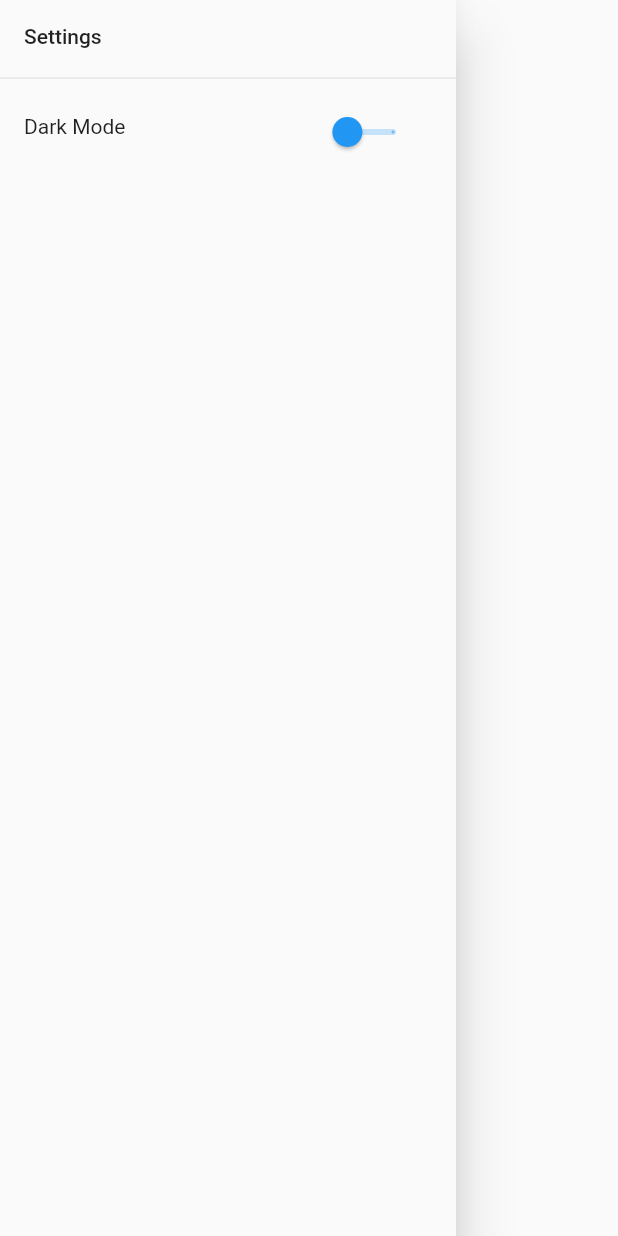
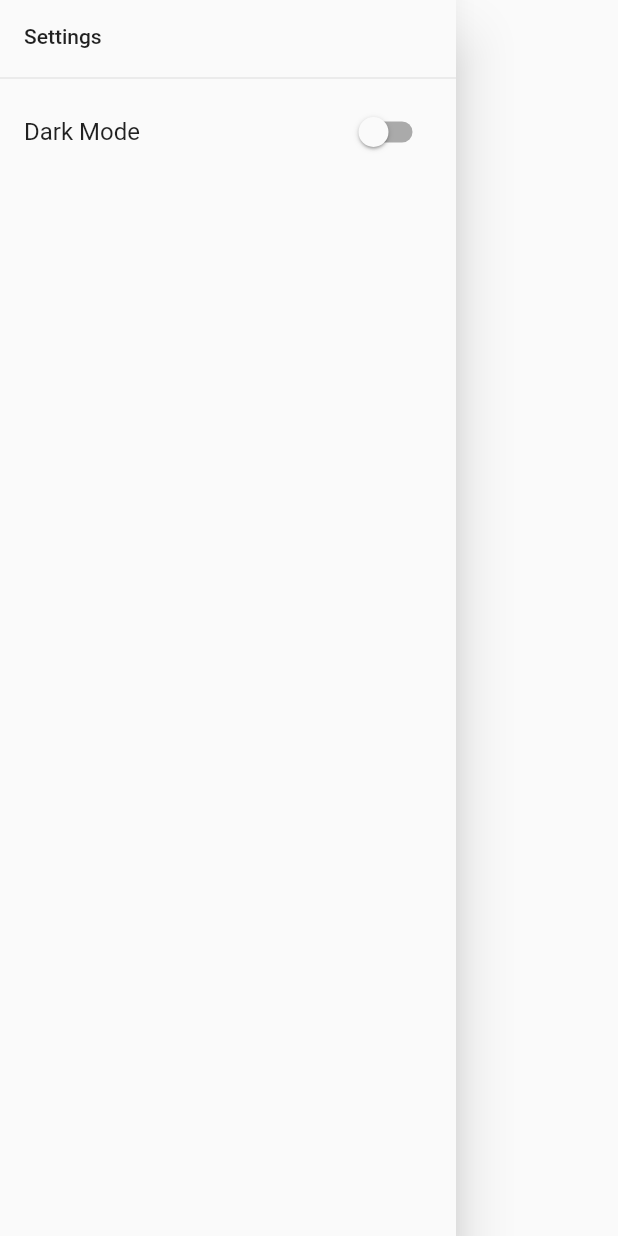
Before and after one commit to zachmarcus7/journal_app, a Flutter app: the CustomDrawer widget shown alone on an empty page, opened directly, on a phone screen of 412 x 824 dp. Run offline on Flutter 3.47's test engine with Material 2 defaults, Android fonts, the light colour scheme and no system bars; our stand-ins replace shared_preferences, sqflite; missing offline and left inert: shared_preferences_web; accounts and stored records are empty.

Commit message:
Add files via upload

```diff
--- a/lib/screens/new_entry.dart
+++ b/lib/screens/new_entry.dart
@@ -125,9 +125,9 @@ class _NewEntryState extends State<NewEntry> {
                           final databaseManager = DatabaseManager.getInstance();
                           journalEntryFields.date = DateFormat('yyyy-MM-dd').format(DateTime.now()).toString();
                           databaseManager.saveJournalEntry(dto: journalEntryFields);
-                          print(journalEntryFields.toString());
+                          AppState appState = context.findAncestorStateOfType<AppState>();
                           Navigator.of(context).push(
-                            MaterialPageRoute(builder: (context) => App())
+                            MaterialPageRoute(builder: (context) => App(preferences: appState.widget.preferences))
                           );
                         }
                       },
--- a/lib/widgets/drawer.dart
+++ b/lib/widgets/drawer.dart
@@ -12,7 +12,13 @@ class CustomDrawer extends StatefulWidget {
 
 class _CustomDrawerState extends State<CustomDrawer> {
 
-  double sliderValue = 1.0;
+  bool sliderValue;
+
+  @override
+  void initState() {
+    super.initState();
+    initSliderValue();
+  }
 
   @override
   Widget build(BuildContext context) {
@@ -25,32 +31,31 @@ class _CustomDrawerState extends State<CustomDrawer> {
               child: Text('Settings')
             )
           ),
-          ListTile(
-            leading: Text('Dark Mode'),
-            trailing: Container(
-              width: MediaQuery.of(context).size.width * .2,
-              child: Slider(
+          SwitchListTile(
+            title: Text('Dark Mode'),
             value: sliderValue,
-                divisions: 1,
-                max: 2.0,
-                min: 1.0,
-                onChanged: (double newSliderValue) {
+            onChanged: (bool newSliderValue) {
               JournalScaffoldState scaffoldState = context.findAncestorStateOfType<JournalScaffoldState>();
               AppState appState = context.findAncestorStateOfType<AppState>();
-                    newSliderValue == 1.0 ? appState.widget.preferences.setString('brightness', 'light') :
-                      appState.widget.preferences.setString('brightness', 'dark');
+              newSliderValue ? appState.widget.preferences.setString('brightness', 'dark') :
+                               appState.widget.preferences.setString('brightness', 'light');
               setState( () {
                 sliderValue = newSliderValue;
                 scaffoldState.setBrightness();
               });
-                },
-              )
-            ),
+            }
           )
         ]
       )
     );
   }
 
+  void initSliderValue() {
+    setState((){
+      AppState appState = context.findAncestorStateOfType<AppState>();
+      String dbValue = appState.widget.preferences.getString('brightness');
+      sliderValue = dbValue == 'dark' ? true : false;
+    });
+  }
 
 }
```
Also changed, not shown: lib/widgets/journal_scaffold.dart (+10 -2 lines). Lines whose indentation alone changed are shown as unchanged.
